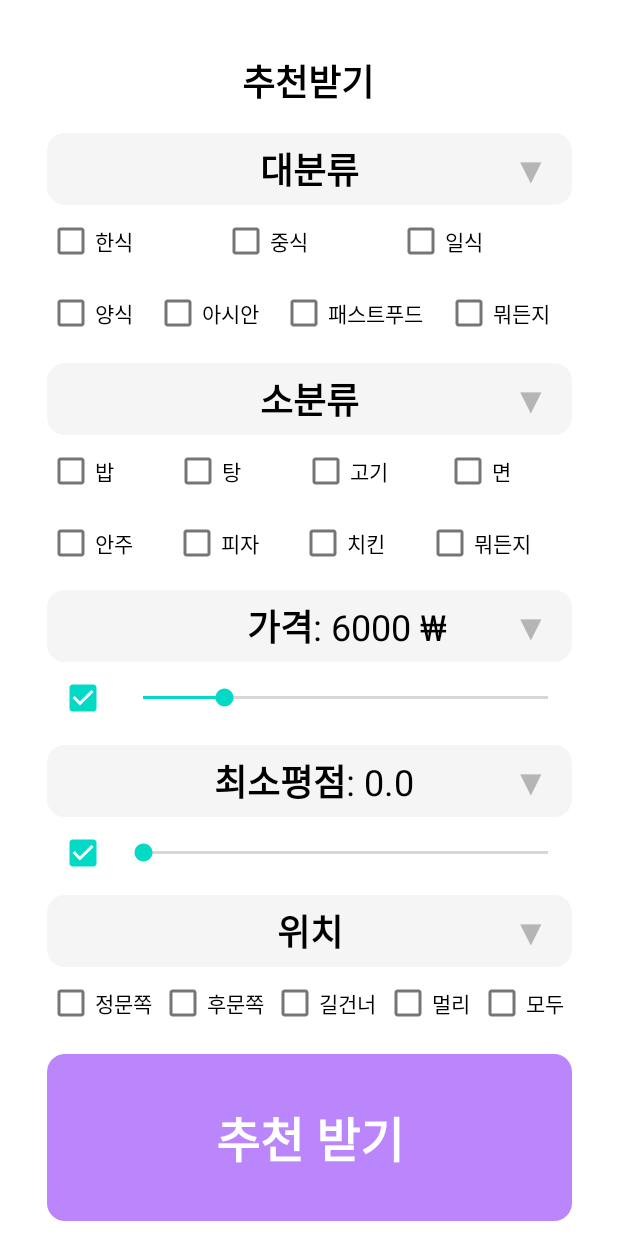
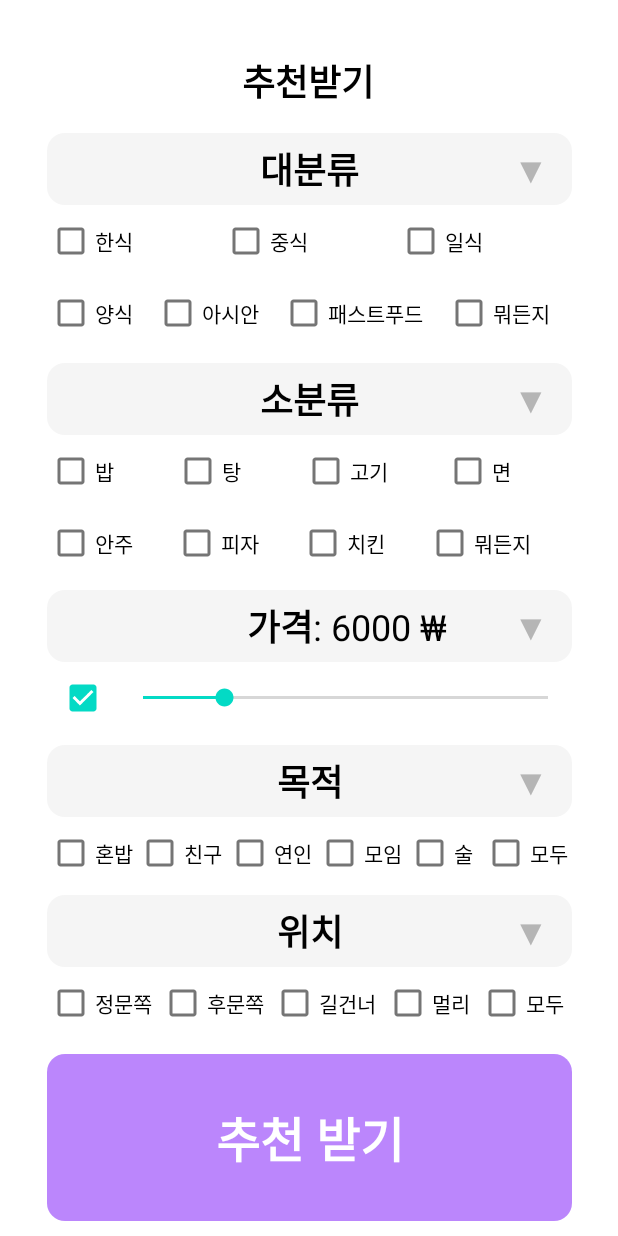
Before and after one commit to JaehyeokLee-119/SKKUeats, an Android app: the RecommendConditionsView screen opened directly, with no data from a screen before it, after a tap on "위치", on a phone screen of 412 x 824 dp. Run offline under Robolectric (Android 15) with nearby library versions, the light colour scheme and no system bars; 3 other taps on this screen came first.

Commit message:
추천 조건 설정 (최소평점 → 목적)

```diff
--- a/app/src/main/java/edu/skku/cs/skkueats/RecommendConditions/RecommendConditionsModel.java
+++ b/app/src/main/java/edu/skku/cs/skkueats/RecommendConditions/RecommendConditionsModel.java
@@ -14,16 +14,16 @@ class RecommendQueryCondition {
     public String bigCategory;      // 대분류 조건
     public String smallCategory;    // 소분류 조건
     public int price;               // 가격 조건
-    public double minGrade;         // 최소 평점 조건
+    public String purpose;         // 목적 조건
     public String location;         // 가게 위치 조건
     public int maxNum;              // 추천받을 식사메뉴의 최대 개수
 
     public RecommendQueryCondition(String bigCategory, String smallCategory,
-                                   int price, double minGrade, String location, int maxNum) {
+                                   int price, String purpose, String location, int maxNum) {
         this.bigCategory = bigCategory;
         this.smallCategory = smallCategory;
         this.price = price;
-        this.minGrade = minGrade;
+        this.purpose = purpose;
         this.location = location;
         this.maxNum = maxNum;
     }
--- a/app/src/main/java/edu/skku/cs/skkueats/RecommendConditions/RecommendConditionsView.java
+++ b/app/src/main/java/edu/skku/cs/skkueats/RecommendConditions/RecommendConditionsView.java
@@ -2,11 +2,9 @@ package edu.skku.cs.skkueats.RecommendConditions;
 
 import android.content.Intent;
 import android.os.Bundle;
-import android.view.MotionEvent;
 import android.view.View;
 import android.widget.CheckBox;
 import android.widget.CompoundButton;
-import android.widget.ListView;
 import android.widget.RadioGroup;
 import android.widget.SeekBar;
 import android.widget.TextView;
@@ -16,11 +14,8 @@ import androidx.appcompat.app.AppCompatActivity;
 import androidx.constraintlayout.widget.ConstraintLayout;
 import androidx.core.content.ContextCompat;
 
-import java.util.ArrayList;
-
 import edu.skku.cs.skkueats.MenuRecommendedList.MenuRecommendsView;
 import edu.skku.cs.skkueats.R;
-import edu.skku.cs.skkueats.RestaurantInfo.RestaurantInfoView;
 
 
 public class RecommendConditionsView extends AppCompatActivity implements RecommendConditionsContract.contactView {
@@ -32,26 +27,25 @@ public class RecommendConditionsView extends AppCompatActivity implements Recomm
     ConstraintLayout boxBigCategory;
     ConstraintLayout boxSmallCategory;
     ConstraintLayout boxPrice;
-    ConstraintLayout boxMinGrade;
+    ConstraintLayout boxPurpose;
     ConstraintLayout boxLocation;
 
     RadioGroup bigCategoryCondition;
     RadioGroup smallCategoryCondition;
     ConstraintLayout priceCondition;
-    ConstraintLayout minGradeCondition;
+    RadioGroup purposeCondition;
     RadioGroup locationCondition;
 
     TextView textViewBigCategoryArrow;
     TextView textViewSmallCategoryArrow;
     TextView textViewPriceArrow;
-    TextView textViewMinGradeArrow;
+    TextView textViewPurposeArrow;
     TextView textViewLocationArrow;
 
 
     CheckBox checkBoxActivatePrice;
     CheckBox checkBoxActivateMinGrade;
     TextView textViewPriceText;
-    TextView textViewMinGradeText;
     SeekBar seekBarPrice;
     SeekBar seekBarMinGrade;
 
@@ -62,6 +56,14 @@ public class RecommendConditionsView extends AppCompatActivity implements Recomm
     CheckBox checkBoxBigAsian;
     CheckBox checkBoxBigFast;
     CheckBox checkBoxBigAll;
+
+    CheckBox checkBoxPurposeSolo   ;
+    CheckBox checkBoxPurposeFriend ;
+    CheckBox checkBoxPurposeCouple ;
+    CheckBox checkBoxPurposeGroup  ;
+    CheckBox checkBoxPurposeAlcohol;
+    CheckBox checkBoxPurposeAll    ;
+
 
     CheckBox checkBoxSmallRice;
     CheckBox checkBoxSmallSoup;
@@ -123,13 +125,12 @@ public class RecommendConditionsView extends AppCompatActivity implements Recomm
             }
         });
 
-        boxMinGrade.setOnClickListener(new View.OnClickListener() {
+        boxPurpose.setOnClickListener(new View.OnClickListener() {
             @Override
             public void onClick(View view) {
                 if (visibilityLevel <= 3)
                     visibilityLevel = 4;
                 showConditions(visibilityLevel);
-                minGradeTextChange();
             }
         });
 
@@ -159,22 +160,6 @@ public class RecommendConditionsView extends AppCompatActivity implements Recomm
             }
         });
 
-        seekBarMinGrade.setOnSeekBarChangeListener(new SeekBar.OnSeekBarChangeListener() {
-            @Override
-            public void onProgressChanged(SeekBar seekBar, int progress, boolean fromUser) {
-                minGradeTextChange();
-            }
-
-            @Override
-            public void onStartTrackingTouch(SeekBar seekBar) {
-
-            }
-
-            @Override
-            public void onStopTrackingTouch(SeekBar seekBar) {
-                //textViewPriceText.setText(String.format(": %d₩", seekBar.getProgress()*1000));
-            }
-        });
         checkBoxActivatePrice.setOnCheckedChangeListener(new CompoundButton.OnCheckedChangeListener() {
 
             @Override
@@ -182,34 +167,22 @@ public class RecommendConditionsView extends AppCompatActivity implements Recomm
                 priceTextChange();
             }
         });
-        checkBoxActivateMinGrade.setOnCheckedChangeListener(new CompoundButton.OnCheckedChangeListener() {
 
-            @Override
-            public void onCheckedChanged(CompoundButton compoundButton, boolean b) {
-                minGradeTextChange();
-            }
-        });
         completeButton.setOnClickListener(new View.OnClickListener() {
             @Override
             public void onClick(View view) {
 
                 int priceValue;
-                double minGradeValue;
                 if (checkBoxActivatePrice.isChecked() && visibilityLevel >= 3) {
                     priceValue = seekBarPrice.getProgress()*1000;
                 } else {
                     priceValue = 0;
                 }
-                if (checkBoxActivateMinGrade.isChecked()  && visibilityLevel >= 4) {
-                    minGradeValue = (double)seekBarMinGrade.getProgress()/2;
-                } else {
-                    minGradeValue = 0;
-                }
                 RecommendQueryCondition recommendQueryCondition = new RecommendQueryCondition(
                         makeBigCategoryQueryString(),
                         makeSmallCategoryQueryString(),
                         priceValue,
-                        minGradeValue,
+                        makePurposeQueryString(),
                         makeLocationQueryString(),
                         5
                 );
@@ -221,12 +194,14 @@ public class RecommendConditionsView extends AppCompatActivity implements Recomm
                         recommendQueryCondition.bigCategory,
                         recommendQueryCondition.smallCategory,
                         Integer.toString(recommendQueryCondition.price),
-                        Double.toString(recommendQueryCondition.minGrade),
+                        recommendQueryCondition.purpose,
                         recommendQueryCondition.location,
                         Integer.toString(recommendQueryCondition.maxNum)};
                 intent.putExtra("conditions", conditions);
                 intent.putExtra("id", id);
-
+                /*Toast.makeText(getApplicationContext(), conditions[0]+" "+conditions[1]+" "+conditions[2]+" "+
+                        conditions[3]+" "+conditions[4]+" "+conditions[5], Toast.LENGTH_SHORT).show();
+                */
                 startActivity(intent);
             }
         });
@@ -244,13 +219,6 @@ public class RecommendConditionsView extends AppCompatActivity implements Recomm
             textViewPriceText.setText(String.format(": 상관없음"));
     }
 
-    public void minGradeTextChange() {
-        if (checkBoxActivateMinGrade.isChecked())
-            textViewMinGradeText.setText(String.format(": %.1f", (double)seekBarMinGrade.getProgress()/2));
-        else
-            textViewMinGradeText.setText(String.format(": 상관없음"));
-    }
-
 
     @Override
     public void initView() {
@@ -259,27 +227,24 @@ public class RecommendConditionsView extends AppCompatActivity implements Recomm
         boxBigCategory = findViewById(R.id.constraintLayoutBigCategory);
         boxSmallCategory = findViewById(R.id.constraintLayoutSmallCategory);
         boxPrice = findViewById(R.id.constraintLayoutPrice);
-        boxMinGrade = findViewById(R.id.constraintLayoutMinGrade);
+        boxPurpose = findViewById(R.id.constraintLayoutPurpose);
         boxLocation = findViewById(R.id.constraintLayoutLocation);
 
         bigCategoryCondition = findViewById(R.id.BigCategoryCondition);
         smallCategoryCondition = findViewById(R.id.SmallCategoryCondition);
         priceCondition = findViewById(R.id.PriceCondition);
-        minGradeCondition = findViewById(R.id.MinGradeCondition);
+        purposeCondition = findViewById(R.id.PurposeCondition);
         locationCondition = findViewById(R.id.LocationCondition);
 
         textViewBigCategoryArrow = findViewById(R.id.textViewBigCategoryArrow);
         textViewSmallCategoryArrow = findViewById(R.id.textViewSmallCategoryArrow);
         textViewPriceArrow = findViewById(R.id.textViewPriceArrow);
-        textViewMinGradeArrow = findViewById(R.id.textViewMinGradeArrow);
+        textViewPurposeArrow = findViewById(R.id.textViewPurposeArrow);
         textViewLocationArrow = findViewById(R.id.textViewLocationArrow);
 
         seekBarPrice = findViewById(R.id.seekBarPrice);
-        seekBarMinGrade = findViewById(R.id.seekBarMinGrade);
         textViewPriceText = findViewById(R.id.textViewPriceText);
-        textViewMinGradeText = findViewById(R.id.textViewMinGradeText);
         checkBoxActivatePrice = findViewById(R.id.checkBoxActivatePrice);
-        checkBoxActivateMinGrade = findViewById(R.id.checkBoxActivateMinGrade);
 
         checkBoxBigKorean           =   findViewById(R.id.checkBoxBigKorean);
         checkBoxBigChinese          =   findViewById(R.id.checkBoxBigChinese);
@@ -296,6 +261,14 @@ public class RecommendConditionsView extends AppCompatActivity implements Recomm
         checkBoxSmallPizza          =   findViewById(R.id.checkBoxSmallPizza);
         checkBoxSmallChicken        =   findViewById(R.id.checkBoxSmallChicken);
         checkBoxSmallAll            =   findViewById(R.id.checkBoxSmallAll);
+
+        checkBoxPurposeSolo   =   findViewById(R.id.checkBoxPurposeSolo);
+        checkBoxPurposeFriend    =   findViewById(R.id.checkBoxPurposeFriend);
+        checkBoxPurposeCouple      =   findViewById(R.id.checkBoxPurposeCouple);
+        checkBoxPurposeGroup   =   findViewById(R.id.checkBoxPurposeGroup);
+        checkBoxPurposeAlcohol   =   findViewById(R.id.checkBoxPurposeAlcohol);
+        checkBoxPurposeAll         =   findViewById(R.id.checkBoxPurposeAll);
+
         checkBoxLocationFrontDoor   =   findViewById(R.id.checkBoxLocationFrontDoor);
         checkBoxLocationBackDoor    =   findViewById(R.id.checkBoxLocationBackDoor);
         checkBoxLocationAcross      =   findViewById(R.id.checkBoxLocationAcross);
@@ -307,8 +280,8 @@ public class RecommendConditionsView extends AppCompatActivity implements Recomm
         smallCategoryCondition.setVisibility(View.GONE);
         boxPrice.setVisibility(View.GONE);
         priceCondition.setVisibility(View.GONE);
-        boxMinGrade.setVisibility(View.GONE);
-        minGradeCondition.setVisibility(View.GONE);
+        boxPurpose.setVisibility(View.GONE);
+        purposeCondition.setVisibility(View.GONE);
         boxLocation.setVisibility(View.GONE);
         locationCondition.setVisibility(View.GONE);
 
@@ -417,6 +390,49 @@ public class RecommendConditionsView extends AppCompatActivity implements Recomm
         }
         return res;
     }
+
+    public String makePurposeQueryString() {
+        String res = "";
+        if (checkBoxPurposeAll.isChecked()) {
+            res += "모두";
+        } else {
+            if (checkBoxPurposeSolo.isChecked()) {
+                if (!res.isEmpty()) {
+                    res += ",";
+                }
+                res += "혼밥";
+            }
+            if (checkBoxPurposeAlcohol.isChecked()) {
+                if (!res.isEmpty()) {
+                    res += ",";
+                }
+                res += "술";
+            }
+            if (checkBoxPurposeCouple.isChecked()) {
+                if (!res.isEmpty()) {
+                    res += ",";
+                }
+                res += "연인";
+            }
+            if (checkBoxPurposeFriend.isChecked()) {
+                if (!res.isEmpty()) {
+                    res += ",";
+                }
+                res += "친구";
+            }
+            if (checkBoxPurposeGroup.isChecked()) {
+                if (!res.isEmpty()) {
+                    res += ",";
+                }
+                res += "모임";
+            }
+        }
+        if (res.isEmpty()) {
+            return "뭐든지";
+        }
+        return res;
+    }
+
     public String makeLocationQueryString() {
         String res = "";
 
@@ -493,18 +509,18 @@ public class RecommendConditionsView extends AppCompatActivity implements Recomm
 
         if (visibilityLevel >= 3) {
             priceCondition.setVisibility(View.VISIBLE);
-            boxMinGrade.setVisibility(View.VISIBLE);
+            boxPurpose.setVisibility(View.VISIBLE);
             if (visibilityLevel == 3) {
-                textViewMinGradeArrow.setTextColor(ContextCompat.getColor(getApplicationContext(),
+                textViewPurposeArrow.setTextColor(ContextCompat.getColor(getApplicationContext(),
                         R.color.black));
             } else {
-                textViewMinGradeArrow.setTextColor(ContextCompat.getColor(getApplicationContext(),
+                textViewPurposeArrow.setTextColor(ContextCompat.getColor(getApplicationContext(),
                         R.color.blackGrey));
             }
         }
 
         if (visibilityLevel >= 4) {
-            minGradeCondition.setVisibility(View.VISIBLE);
+            purposeCondition.setVisibility(View.VISIBLE);
             boxLocation.setVisibility(View.VISIBLE);
             if (visibilityLevel == 4) {
                 textViewLocationArrow.setTextColor(ContextCompat.getColor(getApplicationContext(),
--- a/app/src/main/res/layout/activity_recommend_conditions.xml
+++ b/app/src/main/res/layout/activity_recommend_conditions.xml
@@ -373,7 +373,7 @@
     </androidx.constraintlayout.widget.ConstraintLayout>
 
     <androidx.constraintlayout.widget.ConstraintLayout
-        android:id="@+id/constraintLayoutMinGrade"
+        android:id="@+id/constraintLayoutPurpose"
         android:layout_width="350dp"
         android:layout_height="wrap_content"
         app:layout_constraintEnd_toEndOf="@+id/constraintLayoutPrice"
@@ -382,7 +382,7 @@
 
 
         <androidx.constraintlayout.widget.ConstraintLayout
-            android:id="@+id/constraintLayoutMinGradeTitle"
+            android:id="@+id/constraintLayoutPurposeTitle"
             android:layout_width="0dp"
             android:layout_height="wrap_content"
             android:background="@drawable/shape_for_soft_rectangle_grey"
@@ -393,32 +393,21 @@
             app:layout_constraintVertical_bias="0.135">
 
             <TextView
-                android:id="@+id/textViewMinGradeTitleText"
+                android:id="@+id/textViewPurposeTitleText"
                 android:layout_width="wrap_content"
                 android:layout_height="wrap_content"
                 android:layout_margin="6dp"
-                android:text="최소평점"
+                android:text="목적"
                 android:textColor="@color/black"
                 android:textSize="24sp"
                 android:textStyle="bold"
                 app:layout_constraintBottom_toBottomOf="parent"
-                app:layout_constraintEnd_toStartOf="@+id/textViewMinGradeArrow"
+                app:layout_constraintEnd_toEndOf="parent"
                 app:layout_constraintStart_toStartOf="parent"
-                app:layout_constraintTop_toTopOf="parent"
-                app:layout_constraintVertical_bias="0.461" />
-
-            <TextView
-                android:id="@+id/textViewMinGradeText"
-                android:layout_width="wrap_content"
-                android:layout_height="wrap_content"
-                android:textColor="@color/black"
-                android:textSize="24sp"
-                app:layout_constraintBottom_toBottomOf="parent"
-                app:layout_constraintStart_toEndOf="@+id/textViewMinGradeTitleText"
                 app:layout_constraintTop_toTopOf="parent" />
 
             <TextView
-                android:id="@+id/textViewMinGradeArrow"
+                android:id="@+id/textViewPurposeArrow"
                 android:layout_width="wrap_content"
                 android:layout_height="wrap_content"
                 android:layout_marginRight="15dp"
@@ -430,35 +419,59 @@
                 app:layout_constraintTop_toTopOf="parent" />
         </androidx.constraintlayout.widget.ConstraintLayout>
 
-        <androidx.constraintlayout.widget.ConstraintLayout
-            android:id="@+id/MinGradeCondition"
-            android:layout_width="match_parent"
-            android:layout_height="match_parent"
+        <RadioGroup
+            android:id="@+id/PurposeCondition"
+            android:layout_width="0dp"
+            android:layout_height="wrap_content"
+            android:orientation="horizontal"
             app:layout_constraintBottom_toBottomOf="parent"
             app:layout_constraintEnd_toEndOf="parent"
             app:layout_constraintStart_toStartOf="parent"
-            app:layout_constraintTop_toBottomOf="@+id/constraintLayoutMinGradeTitle">
+            app:layout_constraintTop_toBottomOf="@+id/constraintLayoutPurposeTitle">
 
             <CheckBox
-                android:id="@+id/checkBoxActivateMinGrade"
+                android:id="@+id/checkBoxPurposeSolo"
                 android:layout_width="wrap_content"
-                android:layout_height="match_parent"
-                android:checked="true"
-                app:layout_constraintBottom_toBottomOf="parent"
-                app:layout_constraintStart_toStartOf="parent"
-                app:layout_constraintTop_toTopOf="parent" />
+                android:layout_height="wrap_content"
+                android:layout_weight="1"
+                android:text="혼밥" />
 
-            <SeekBar
-                android:id="@+id/seekBarMinGrade"
-                android:layout_width="0dp"
-                android:layout_height="0dp"
-                android:max="10"
-                android:progress="0"
-                app:layout_constraintBottom_toBottomOf="parent"
-                app:layout_constraintEnd_toEndOf="parent"
-                app:layout_constraintStart_toEndOf="@+id/checkBoxActivateMinGrade"
-                app:layout_constraintTop_toTopOf="parent" />
-        </androidx.constraintlayout.widget.ConstraintLayout>
+            <CheckBox
+                android:id="@+id/checkBoxPurposeFriend"
+                android:layout_width="wrap_content"
+                android:layout_height="wrap_content"
+                android:layout_weight="1"
+                android:text="친구" />
+
+            <CheckBox
+                android:id="@+id/checkBoxPurposeCouple"
+                android:layout_width="wrap_content"
+                android:layout_height="wrap_content"
+                android:layout_weight="1"
+                android:text="연인" />
+
+            <CheckBox
+                android:id="@+id/checkBoxPurposeGroup"
+                android:layout_width="wrap_content"
+                android:layout_height="wrap_content"
+                android:layout_weight="1"
+                android:text="모임" />
+
+            <CheckBox
+                android:id="@+id/checkBoxPurposeAlcohol"
+                android:layout_width="wrap_content"
+                android:layout_height="wrap_content"
+                android:layout_weight="1"
+                android:text="술" />
+
+            <CheckBox
+                android:id="@+id/checkBoxPurposeAll"
+                android:layout_width="wrap_content"
+                android:layout_height="wrap_content"
+                android:layout_weight="1"
+                android:text="모두" />
+
+        </RadioGroup>
 
     </androidx.constraintlayout.widget.ConstraintLayout>
 
@@ -466,9 +479,9 @@
         android:id="@+id/constraintLayoutLocation"
         android:layout_width="350dp"
         android:layout_height="wrap_content"
-        app:layout_constraintEnd_toEndOf="@+id/constraintLayoutMinGrade"
-        app:layout_constraintStart_toStartOf="@+id/constraintLayoutMinGrade"
-        app:layout_constraintTop_toBottomOf="@+id/constraintLayoutMinGrade">
+        app:layout_constraintEnd_toEndOf="@+id/constraintLayoutPurpose"
+        app:layout_constraintStart_toStartOf="@+id/constraintLayoutPurpose"
+        app:layout_constraintTop_toBottomOf="@+id/constraintLayoutPurpose">
 
         <androidx.constraintlayout.widget.ConstraintLayout
             android:id="@+id/constraintLayoutLocationTitle"
```
